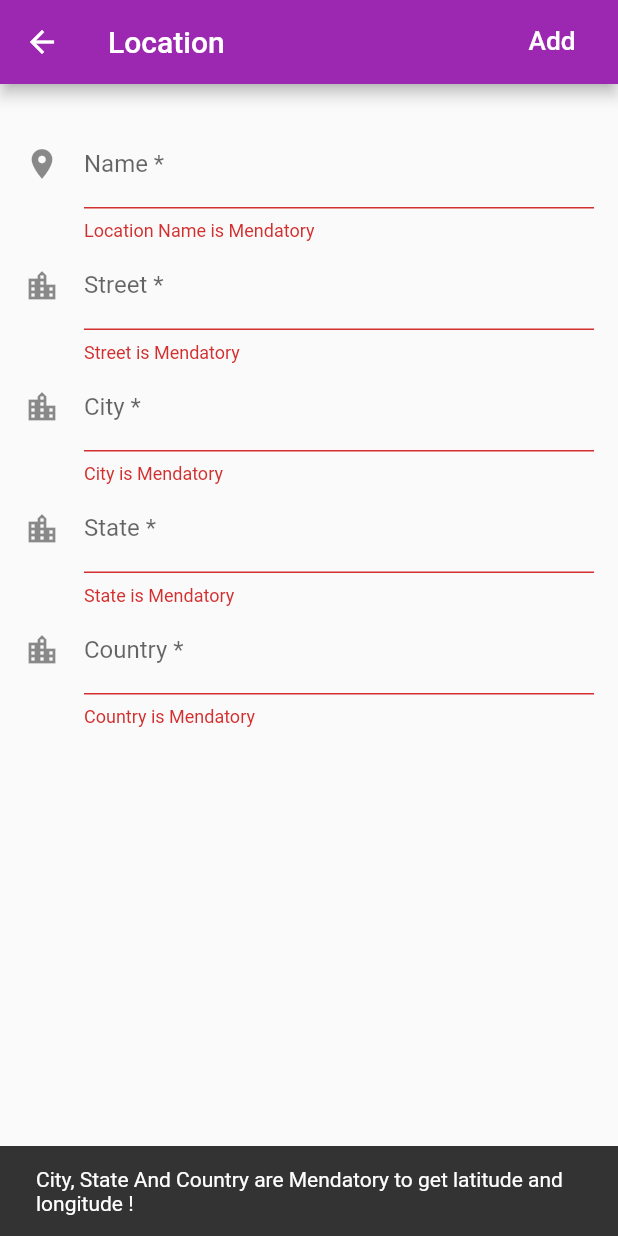
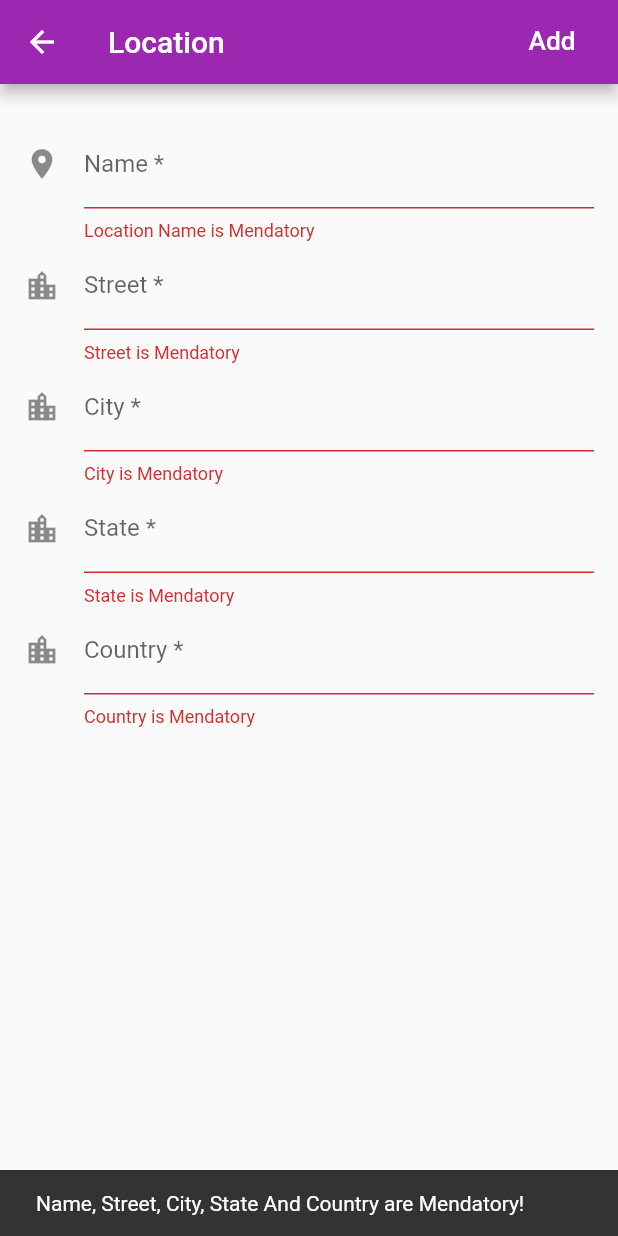
Before and after one commit to hitesh-sultaniya/List-view-and-Form-Example, a Flutter app: the NewLocationForm screen opened by its route, after a tap on "Add", on a phone screen of 412 x 824 dp. Run offline on Flutter 3.47's test engine with Material 2 defaults, Android fonts, the phone set to English and light mode, and no system bars; missing offline and left inert: geocoder.

Commit message:
Added Snack Bar

```diff
--- a/lib/NewLocationForm.dart
+++ b/lib/NewLocationForm.dart
@@ -64,7 +64,7 @@ class _NewLocationFormState extends State<NewLocationForm> {
     }
     else
     {
-      scaffoldKey.currentState.showSnackBar(SnackBar(content: Text("City, State And Country are Mendatory to get latitude and longitude !")));
+      scaffoldKey.currentState.showSnackBar(SnackBar(content: Text("Name, Street, City, State And Country are Mendatory!")));
     }
 
   }
```
